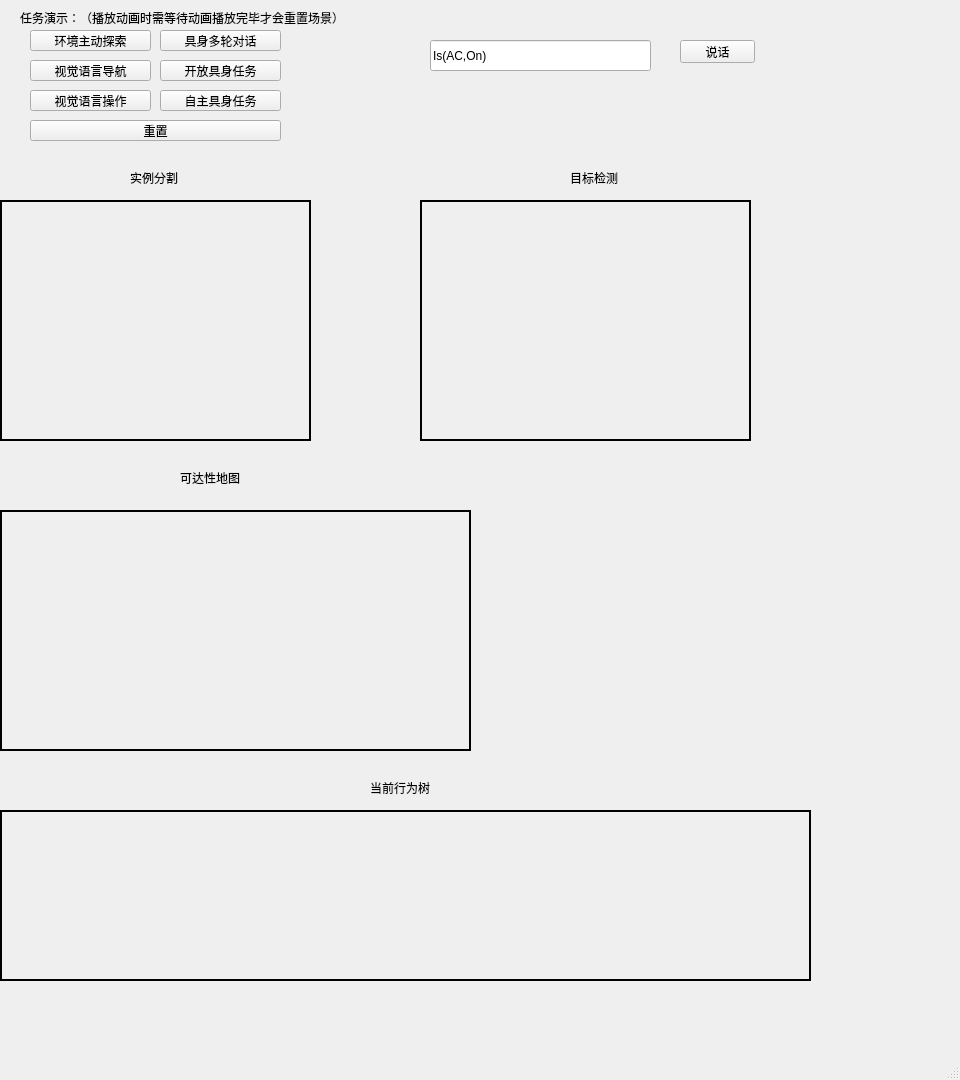
The window that robowaiter/scene/ui/window.ui (HPCL-EI/RoboWaiter) describes before a commit, drawn with Qt 5.
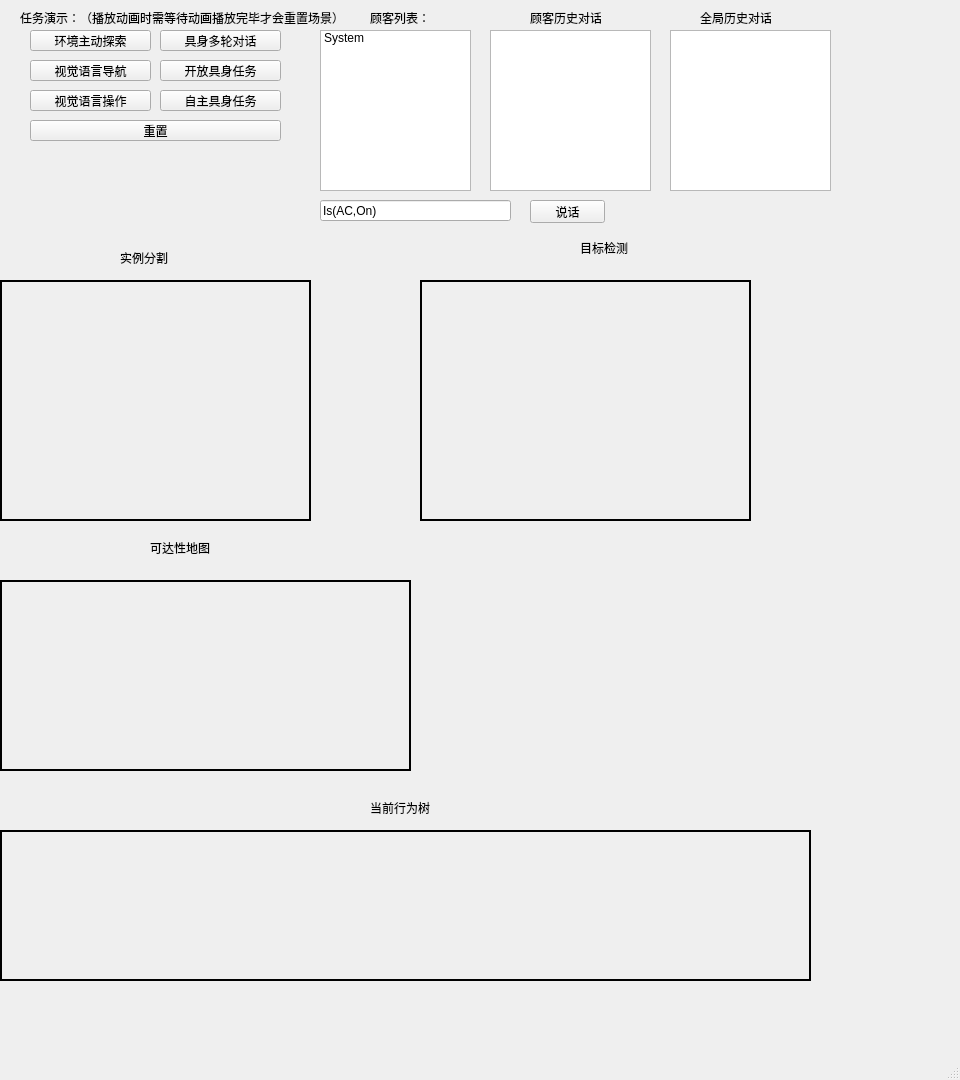
The same window after the commit.

Commit message: 增加顾客聊天记录

```diff
--- a/robowaiter/scene/ui/window.ui
+++ b/robowaiter/scene/ui/window.ui
@@ -20,10 +20,10 @@
    <widget class="QLineEdit" name="edit_say">
     <property name="geometry">
      <rect>
-      <x>430</x>
-      <y>40</y>
-      <width>221</width>
-      <height>31</height>
+      <x>320</x>
+      <y>200</y>
+      <width>191</width>
+      <height>21</height>
      </rect>
     </property>
     <property name="text">
@@ -33,8 +33,8 @@
    <widget class="QPushButton" name="btn_say">
     <property name="geometry">
      <rect>
-      <x>680</x>
-      <y>40</y>
+      <x>530</x>
+      <y>200</y>
       <width>75</width>
       <height>23</height>
      </rect>
@@ -47,7 +47,7 @@
     <property name="geometry">
      <rect>
       <x>0</x>
-      <y>200</y>
+      <y>280</y>
       <width>311</width>
       <height>241</height>
      </rect>
@@ -63,9 +63,9 @@
     <property name="geometry">
      <rect>
       <x>0</x>
-      <y>810</y>
+      <y>830</y>
       <width>811</width>
-      <height>171</height>
+      <height>151</height>
      </rect>
     </property>
     <property name="styleSheet">
@@ -79,7 +79,7 @@
     <property name="geometry">
      <rect>
       <x>370</x>
-      <y>780</y>
+      <y>800</y>
       <width>111</width>
       <height>16</height>
      </rect>
@@ -92,7 +92,7 @@
     <property name="geometry">
      <rect>
       <x>420</x>
-      <y>200</y>
+      <y>280</y>
       <width>331</width>
       <height>241</height>
      </rect>
@@ -108,9 +108,9 @@
     <property name="geometry">
      <rect>
       <x>0</x>
-      <y>510</y>
-      <width>471</width>
-      <height>241</height>
+      <y>580</y>
+      <width>411</width>
+      <height>191</height>
      </rect>
     </property>
     <property name="styleSheet">
@@ -123,8 +123,8 @@
    <widget class="QLabel" name="label_6">
     <property name="geometry">
      <rect>
-      <x>180</x>
-      <y>470</y>
+      <x>150</x>
+      <y>540</y>
       <width>111</width>
       <height>16</height>
      </rect>
@@ -136,8 +136,8 @@
    <widget class="QLabel" name="label_7">
     <property name="geometry">
      <rect>
-      <x>130</x>
-      <y>170</y>
+      <x>120</x>
+      <y>250</y>
       <width>111</width>
       <height>16</height>
      </rect>
@@ -149,8 +149,8 @@
    <widget class="QLabel" name="label_8">
     <property name="geometry">
      <rect>
-      <x>570</x>
-      <y>170</y>
+      <x>580</x>
+      <y>240</y>
       <width>111</width>
       <height>16</height>
      </rect>
@@ -263,6 +263,92 @@
      <string>重置</string>
     </property>
    </widget>
+   <widget class="QListWidget" name="list_customer">
+    <property name="geometry">
+     <rect>
+      <x>320</x>
+      <y>30</y>
+      <width>151</width>
+      <height>161</height>
+     </rect>
+    </property>
+    <item>
+     <property name="text">
+      <string>System</string>
+     </property>
+    </item>
+   </widget>
+   <widget class="QLabel" name="label_10">
+    <property name="geometry">
+     <rect>
+      <x>370</x>
+      <y>10</y>
+      <width>71</width>
+      <height>16</height>
+     </rect>
+    </property>
+    <property name="text">
+     <string>顾客列表：</string>
+    </property>
+   </widget>
+   <widget class="QLabel" name="label_11">
+    <property name="geometry">
+     <rect>
+      <x>530</x>
+      <y>10</y>
+      <width>71</width>
+      <height>16</height>
+     </rect>
+    </property>
+    <property name="text">
+     <string>顾客历史对话：</string>
+    </property>
+   </widget>
+   <widget class="QLabel" name="label_12">
+    <property name="geometry">
+     <rect>
+      <x>700</x>
+      <y>10</y>
+      <width>71</width>
+      <height>16</height>
+     </rect>
+    </property>
+    <property name="text">
+     <string>全局历史对话：</string>
+    </property>
+   </widget>
+   <widget class="QTextEdit" name="edit_local_history">
+    <property name="enabled">
+     <bool>true</bool>
+    </property>
+    <property name="geometry">
+     <rect>
+      <x>490</x>
+      <y>30</y>
+      <width>161</width>
+      <height>161</height>
+     </rect>
+    </property>
+    <property name="readOnly">
+     <bool>true</bool>
+    </property>
+   </widget>
+   <widget class="QTextEdit" name="edit_global_history">
+    <property name="enabled">
+     <bool>true</bool>
+    </property>
+    <property name="geometry">
+     <rect>
+      <x>670</x>
+      <y>30</y>
+      <width>161</width>
+      <height>161</height>
+     </rect>
+    </property>
+    <property name="readOnly">
+     <bool>true</bool>
+    </property>
+   </widget>
   </widget>
   <widget class="QMenuBar" name="menubar">
    <property name="geometry">
```
The commit also changes 14 other files.
